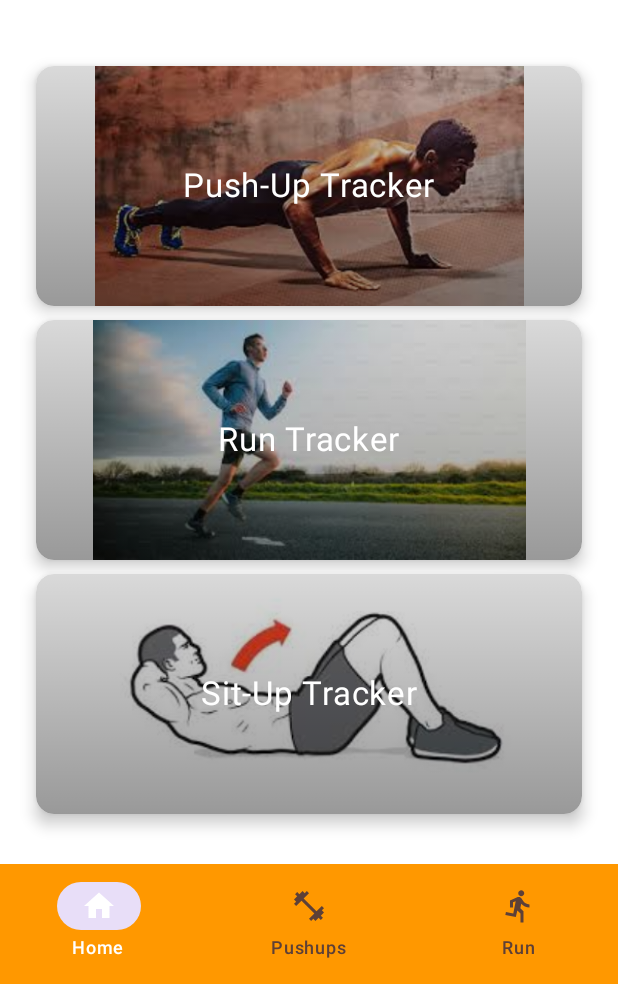
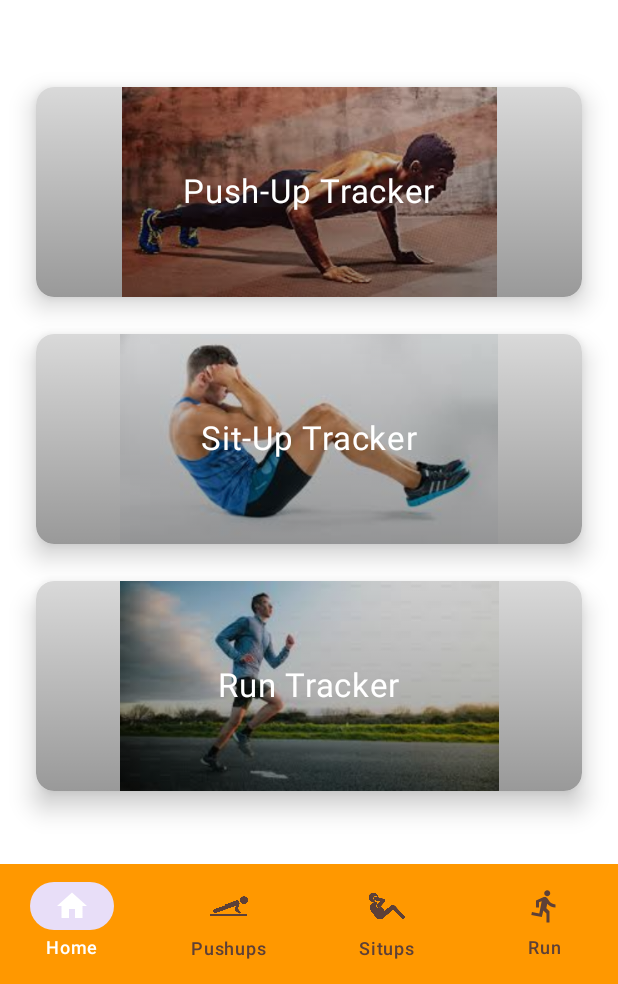
Before and after one commit to brendantnn/ippt-fitness-tracker, an Android app built with Jetpack Compose: the screen it shows after launch (MainActivity), on a phone screen of 412 x 824 dp, the part 252-1236 px from its top. Run offline under Robolectric (Android 15) with nearby library versions, the phone set to English and light mode, and no system bars.

Commit message:
Included Sit_up

```diff
--- a/app/src/main/java/com/example/ippt/screens/HomeScreen.kt
+++ b/app/src/main/java/com/example/ippt/screens/HomeScreen.kt
@@ -6,6 +6,7 @@ import androidx.compose.foundation.clickable
 import androidx.compose.foundation.layout.*
 import androidx.compose.foundation.shape.RoundedCornerShape
 import androidx.compose.material.icons.Icons
+import androidx.compose.material.icons.filled.Accessibility
 import androidx.compose.material.icons.filled.DirectionsRun
 import androidx.compose.material.icons.filled.FitnessCenter
 import androidx.compose.material.icons.filled.Home
@@ -16,6 +17,7 @@ import androidx.compose.ui.Modifier
 import androidx.compose.ui.draw.shadow
 import androidx.compose.ui.graphics.Brush
 import androidx.compose.ui.graphics.Color
+import androidx.compose.ui.graphics.vector.ImageVector
 import androidx.compose.ui.res.painterResource
 import androidx.compose.ui.tooling.preview.Preview
 import androidx.compose.ui.unit.dp
@@ -44,26 +46,26 @@ fun HomeScreen(navController: NavController) {
 
         Spacer(modifier = Modifier.height(2.dp))
 
-        // Evenly spaced buttons
+        // Push up
         Spacer(modifier = Modifier.weight(1f))
         GradientButton(
             imageRes = R.drawable.ic_push_upv2,
             text = "Push-Up Tracker",
             onClick = { navController.navigate("pushup") }
         )
-
+        //Sit up
+        Spacer(modifier = Modifier.weight(1f))
+        GradientButton(
+            imageRes = R.drawable.ic_sit_up, // Replace with the actual sit-up image resource
+            text = "Sit-Up Tracker",
+            onClick = { navController.navigate("sit-up") }
+        )
+        //Running
         Spacer(modifier = Modifier.weight(1f))
         GradientButton(
             imageRes = R.drawable.ic_run,
             text = "Run Tracker",
             onClick = { navController.navigate("run") }
-        )
-
-        Spacer(modifier = Modifier.weight(1f))
-        GradientButton(
-            imageRes = R.drawable.ic_sit_up, // Replace with the actual sit-up image resource
-            text = "Sit-Up Tracker",
-            onClick = { navController.navigate("sit-up") }
         )
 
         Spacer(modifier = Modifier.weight(1f))
@@ -88,8 +90,8 @@ fun GradientButton(imageRes: Int, text: String, onClick: () -> Unit) {
     Card(
         modifier = Modifier
             .fillMaxWidth()
-            .height(160.dp)
-            .shadow(6.dp, shape = RoundedCornerShape(12.dp)) //shadow for depth
+            .height(140.dp)
+            .shadow(10.dp, shape = RoundedCornerShape(12.dp)) //shadow for depth
             .clickable { onClick() },
         shape = RoundedCornerShape(12.dp),
         colors = CardDefaults.cardColors(containerColor = MaterialTheme.colorScheme.surface)
@@ -127,7 +129,8 @@ fun GradientButton(imageRes: Int, text: String, onClick: () -> Unit) {
 fun BottomNavBar(navController: NavController) {
     val items = listOf(
         NavItem("Home", "home", Icons.Filled.Home),
-        NavItem("Pushups", "pushup", Icons.Filled.FitnessCenter),
+        NavItem("Pushups", "pushup", null), // Pushups now uses a custom image
+        NavItem("Situps", "sit-up", null),  // Situps also uses a custom image
         NavItem("Run", "run", Icons.Filled.DirectionsRun)
     )
 
@@ -136,7 +139,33 @@ fun BottomNavBar(navController: NavController) {
 
         items.forEach { item ->
             NavigationBarItem(
-                icon = { Icon(item.icon, contentDescription = item.title) },
+                icon = {
+                    when (item.title) {
+                        "Pushups" -> {
+                            Icon(
+                                painter = painterResource(R.drawable.ic_pushup_logo), // Custom pushup icon
+                                contentDescription = item.title,
+                                modifier = Modifier.size(25.dp), // Adjust size for Pushup
+                                tint = LocalContentColor.current
+                            )
+                        }
+                        "Situps" -> {
+                            Icon(
+                                painter = painterResource(R.drawable.ic_situp_logo), // Custom situp icon
+                                contentDescription = item.title,
+                                modifier = Modifier.size(25.dp), // Adjust size for Situp
+                                tint = LocalContentColor.current
+                            )
+                        }
+                        else -> {
+                            Icon(
+                                imageVector = item.icon!!,
+                                contentDescription = item.title,
+                                modifier = Modifier.size(24.dp) // Default size for other icons
+                            )
+                        }
+                    }
+                },
                 label = { Text(item.title) },
                 selected = currentRoute == item.route,
                 onClick = { navController.navigate(item.route) },
@@ -151,7 +180,18 @@ fun BottomNavBar(navController: NavController) {
     }
 }
 
-data class NavItem(val title: String, val route: String, val icon: androidx.compose.ui.graphics.vector.ImageVector)
+
+// Update NavItem to support both ImageVector and Painter
+data class NavItem(
+    val title: String,
+    val route: String,
+    val icon: ImageVector? // Allow nullable type
+)
+
+
+
+
+//data class NavItem(val title: String, val route: String, val icon: androidx.compose.ui.graphics.vector.ImageVector)
 
 @Preview(showBackground = true)
 @Composable
```
Also changed, not shown: app/src/main/java/com/example/ippt/screens/SitUpTrackerScreen.kt (+79 -78 lines), app/src/main/res/drawable/ic_pushup_logo.png (added), app/src/main/res/drawable/ic_sit_up.jpeg, app/src/main/res/drawable/ic_situp_logo.png (added).
